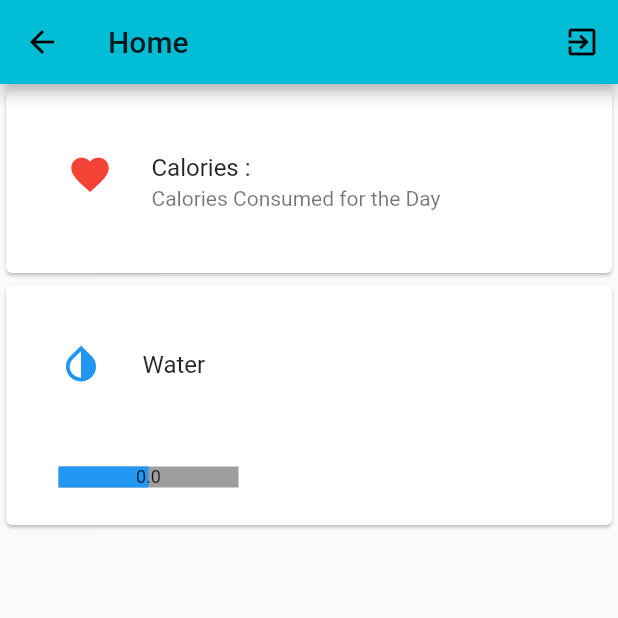
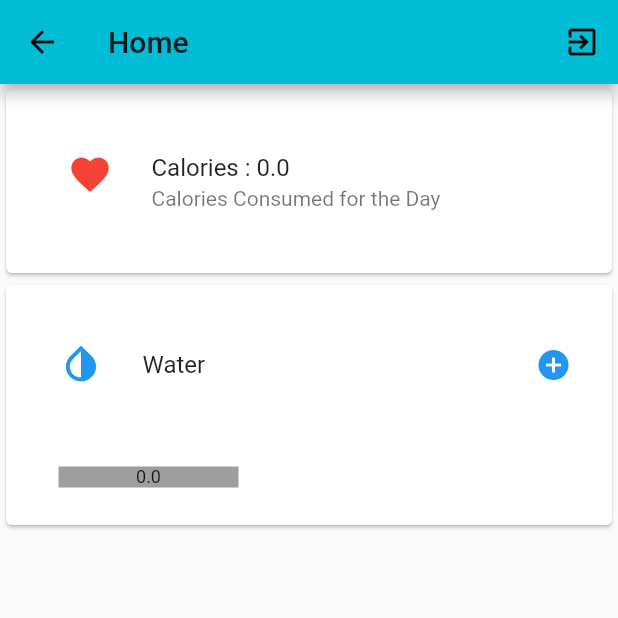
Before and after one commit to aakashpothepalli/miniHack_PowerRangers, a Flutter app: the Home screen opened directly, on a phone screen of 412 x 824 dp, the top half of it. Run offline on Flutter 3.47's test engine with Material 2 defaults, Android fonts, the phone set to English and light mode, and no system bars; drawn by our look-alikes of percent_indicator; our stand-ins replace cloud_firestore, firebase_auth, google_sign_in, shared_preferences; accounts and stored records are empty; network calls fail.

Commit message:
local storage

```diff
--- a/lib/pages/dashboard/home.dart
+++ b/lib/pages/dashboard/home.dart
@@ -1,4 +1,5 @@
 import 'package:flutter/material.dart';
+import 'package:msrit_power_rangers/pages/dashboard/users.dart';
 import 'package:percent_indicator/percent_indicator.dart';
 import 'package:firebase_auth/firebase_auth.dart';
 import 'package:google_sign_in/google_sign_in.dart';
@@ -13,6 +14,85 @@ class Home extends StatefulWidget {
 
 class _HomeState extends State<Home> {
   final GoogleSignIn googleSignIn = new GoogleSignIn(scopes: ['email']);
+   double waterCount=0;
+   double calorieCount=0;
+@override
+void initState() {
+  super.initState();
+  User().getWaterCount().then((count){
+    setState(() {
+      waterCount = count;
+    });
+  });
+  User().getCalorieCount().then((count){
+    setState(() {
+      calorieCount =count;
+    });
+  });
+}
+
+Widget getListView() {
+  var listView =ListView(
+    children: <Widget>[
+      Card(
+      child: Container(
+       padding:EdgeInsets.all(25) ,
+       child: ListTile(
+        leading: Icon(Icons.favorite ,size :30,color:Colors.red),
+        title: Text('Calories : $calorieCount'),
+        subtitle: Text("Calories Consumed for the Day")
+      ),
+       ),
+      ),
+      Card(
+        child:Column(
+          children: <Widget>[
+           ListTile(
+           contentPadding: EdgeInsets.fromLTRB(35, 25, 15, 15),
+           leading: Icon(Icons.invert_colors,size: 30,color:Colors.blue),
+           title: Text('Water '),
+           trailing: IconButton (
+             icon:Icon(Icons.add_circle),
+             color:Colors.blue,
+             onPressed: (){
+               setState(() {
+                 if(waterCount>100)
+                  waterCount =100.0;
+                  else
+                 waterCount = waterCount + 0.08;
+               });
+               User().setWaterCount(waterCount);
+             }
+             ),
+
+        ),
+         Container(
+           padding: EdgeInsets.all(25),
+           child:LinearPercentIndicator(
+                width: 140.0,
+                lineHeight: 14.0,
+                percent: waterCount,
+                backgroundColor: Colors.grey,
+                progressColor: Colors.blue,
+                center: Text(
+                  "$waterCount",
+                  style: new TextStyle(fontSize: 12.0),
+              ),
+            )
+         ),
+          ],
+
+       )
+      )
+
+
+
+    ]
+  );
+
+      return listView;
+
+}
 
 
   @override
@@ -37,65 +117,3 @@ class _HomeState extends State<Home> {
 }
 
  double water=0.0; // temporary declaration ,each time user presses icon button(200 ml water not 250) ,water % should increase by 8%
- Widget getListView() {
-  var listView =ListView(
-    children: <Widget>[
-      Card(
-      child: Container(
-       padding:EdgeInsets.all(25) ,
-       child: ListTile(
-        leading: Icon(Icons.favorite ,size :30,color:Colors.red),
-        title: Text('Calories :'),
-        subtitle: Text("Calories Consumed for the Day")
-      ),
-       ),
-      ),
-      Card(
-        child:Column(
-          children: <Widget>[
-          const ListTile(
-           contentPadding: EdgeInsets.fromLTRB(35, 25, 15, 15),
-           leading: Icon(Icons.invert_colors,size: 30,color:Colors.blue),
-           title: Text('Water '),
-           //trailing: IconButton (Icons.add_circle,size:40,color:Colors.blue,),
-
-        ),
-         Container(
-           padding: EdgeInsets.all(25),
-           child:LinearPercentIndicator(
-                width: 140.0,
-                lineHeight: 14.0,
-                percent: 0.5,
-                backgroundColor: Colors.grey,
-                progressColor: Colors.blue,
-                center: Text(
-                  "$water",
-                  style: new TextStyle(fontSize: 12.0),
-              ),
-)
-         ),
-          ],
-
-        /* IconButton(
-            icon: Icon(Icons.volume_down),
-
-            onPressed: () {
-              setState(() {
-                water+=8.0;
-
-              });
-            }
-          ),*/
-
-
-       )
-      )
-
-
-
-    ]
-  );
-
-      return listView;
-
-}
--- a/pubspec.yaml
+++ b/pubspec.yaml
@@ -28,6 +28,8 @@ dev_dependencies:
   firebase_auth: ^0.14.0+5
   google_sign_in: ^4.1.1
   percent_indicator: "2.1.1"
+  shared_preferences: ^0.5.7
+
   # The following adds the Cupertino Icons font to your application.
   # Use with the CupertinoIcons class for iOS style icons.
   cupertino_icons: ^0.1.2
```
Also changed, not shown: lib/pages/dashboard/users.dart (+47 -0 lines), pubspec.lock.
